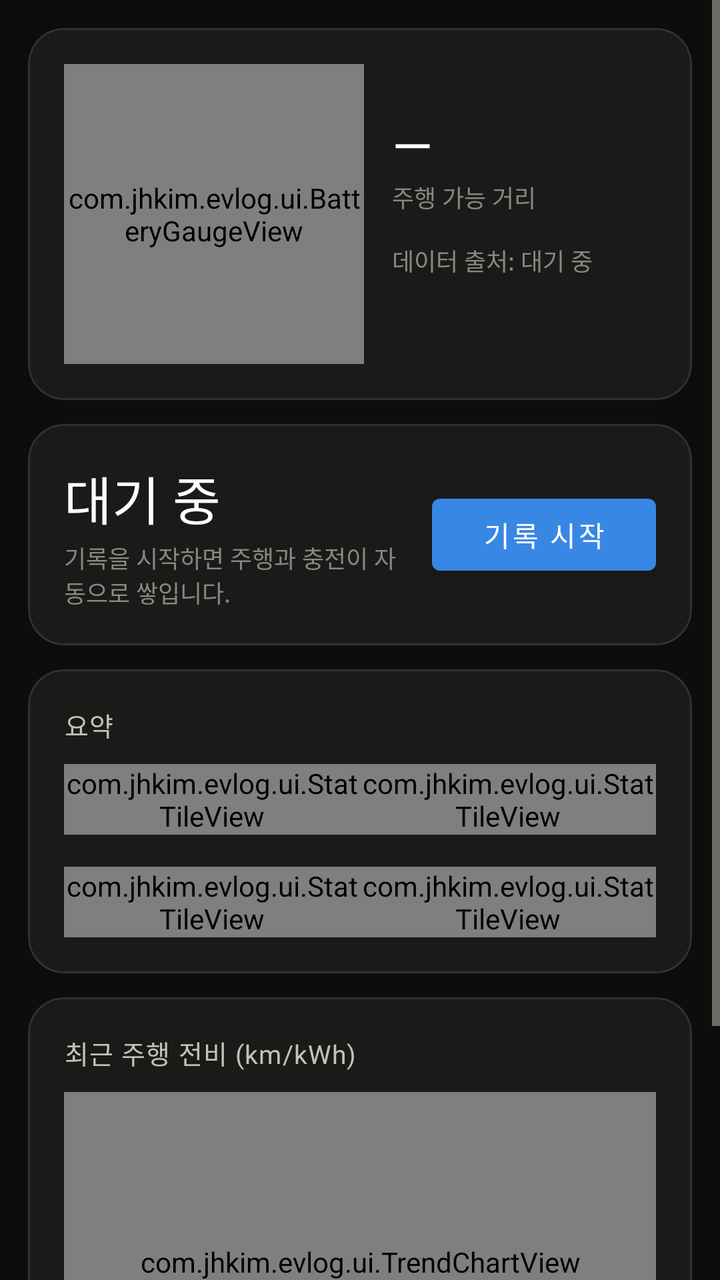
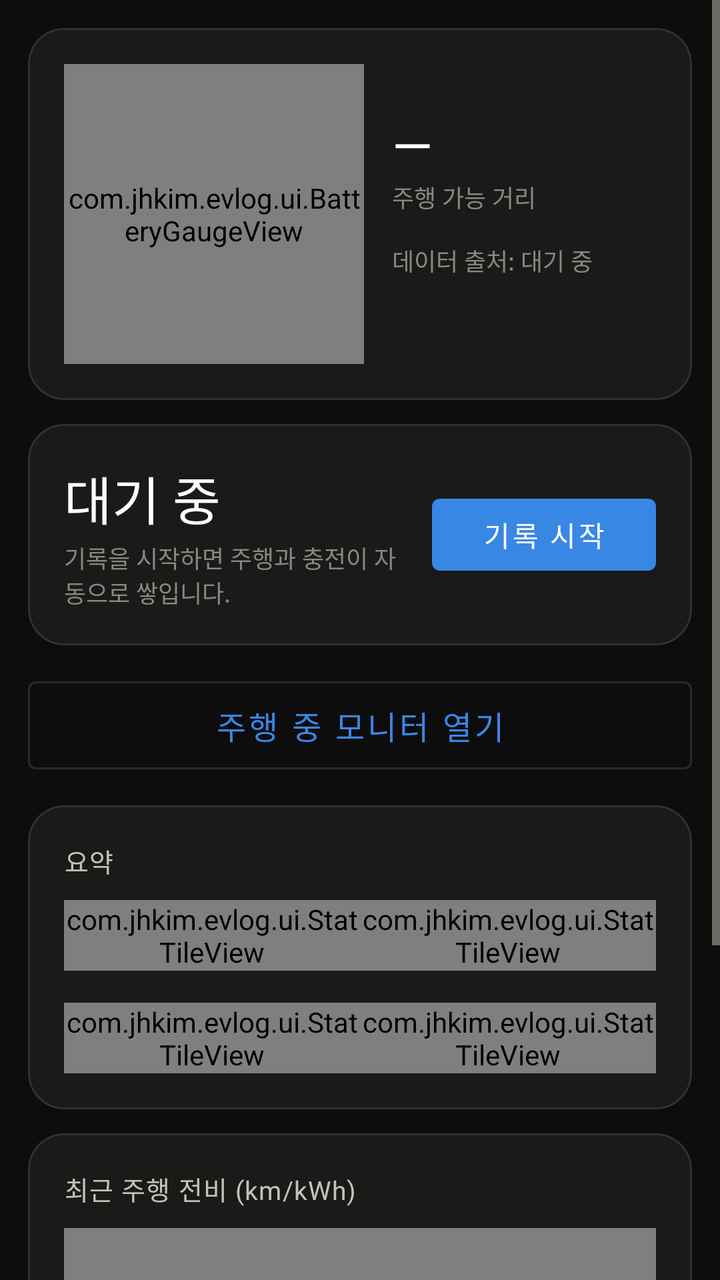

Screens rendered from an Android XML layout before and after an edit, with the pre-edit source and the edit as a unified diff.
<!-- AndroidManifest.xml: application theme Theme.EvLog -->
<!-- res/layout/fragment_dashboard.xml -->
<?xml version="1.0" encoding="utf-8"?>
<ScrollView xmlns:android="http://schemas.android.com/apk/res/android"
    xmlns:app="http://schemas.android.com/apk/res-auto"
    android:layout_width="match_parent"
    android:layout_height="match_parent"
    android:background="@color/plane"
    android:fillViewport="true">

    <LinearLayout
        android:layout_width="match_parent"
        android:layout_height="wrap_content"
        android:orientation="vertical"
        android:padding="14dp">

        
        <com.google.android.material.card.MaterialCardView
            style="@style/EvCard"
            android:layout_width="match_parent"
            android:layout_height="wrap_content">

            <LinearLayout
                android:layout_width="match_parent"
                android:layout_height="wrap_content"
                android:gravity="center_vertical"
                android:orientation="horizontal">

                <com.jhkim.evlog.ui.BatteryGaugeView
                    android:id="@+id/gauge"
                    android:layout_width="150dp"
                    android:layout_height="150dp" />

                <LinearLayout
                    android:layout_width="0dp"
                    android:layout_height="wrap_content"
                    android:layout_marginStart="14dp"
                    android:layout_weight="1"
                    android:orientation="vertical">

                    <TextView
                        android:id="@+id/txt_range"
                        style="@style/ValueBig"
                        android:layout_width="wrap_content"
                        android:layout_height="wrap_content"
                        android:text="—" />

                    <TextView
                        style="@style/LabelMuted"
                        android:layout_width="wrap_content"
                        android:layout_height="wrap_content"
                        android:text="주행 가능 거리" />

                    <TextView
                        android:id="@+id/txt_source"
                        style="@style/LabelMuted"
                        android:layout_width="wrap_content"
                        android:layout_height="wrap_content"
                        android:layout_marginTop="14dp"
                        android:text="데이터 출처: 대기 중" />

                    <TextView
                        android:id="@+id/txt_temp"
                        style="@style/LabelMuted"
                        android:layout_width="wrap_content"
                        android:layout_height="wrap_content"
                        android:layout_marginTop="4dp"
                        android:text="" />
                </LinearLayout>
            </LinearLayout>
        </com.google.android.material.card.MaterialCardView>

        
        <com.google.android.material.card.MaterialCardView
            style="@style/EvCard"
            android:layout_width="match_parent"
            android:layout_height="wrap_content">

            <LinearLayout
                android:layout_width="match_parent"
                android:layout_height="wrap_content"
                android:gravity="center_vertical"
                android:orientation="horizontal">

                <LinearLayout
                    android:layout_width="0dp"
                    android:layout_height="wrap_content"
                    android:layout_weight="1"
                    android:orientation="vertical">

                    <TextView
                        android:id="@+id/txt_status"
                        style="@style/ValueBig"
                        android:layout_width="wrap_content"
                        android:layout_height="wrap_content"
                        android:text="대기 중" />

                    <TextView
                        android:id="@+id/txt_status_sub"
                        style="@style/LabelMuted"
                        android:layout_width="wrap_content"
                        android:layout_height="wrap_content"
                        android:layout_marginTop="2dp"
                        android:text="기록을 시작하면 주행과 충전이 자동으로 쌓입니다." />
                </LinearLayout>

                <com.google.android.material.button.MaterialButton
                    android:id="@+id/btn_toggle"
                    android:layout_width="wrap_content"
                    android:layout_height="wrap_content"
                    android:layout_marginStart="10dp"
                    android:minWidth="112dp"
                    android:text="@string/start_logging" />
            </LinearLayout>
        </com.google.android.material.card.MaterialCardView>

        
        <com.google.android.material.card.MaterialCardView
            style="@style/EvCard"
            android:layout_width="match_parent"
            android:layout_height="wrap_content">

            <LinearLayout
                android:layout_width="match_parent"
                android:layout_height="wrap_content"
                android:orientation="vertical">

                <TextView
                    style="@style/CardTitle"
                    android:layout_width="wrap_content"
                    android:layout_height="wrap_content"
                    android:text="요약" />

                <LinearLayout
                    android:layout_width="match_parent"
                    android:layout_height="wrap_content"
                    android:orientation="horizontal">

                    <com.jhkim.evlog.ui.StatTileView
                        android:id="@+id/stat_month_km"
                        android:layout_width="0dp"
                        android:layout_height="wrap_content"
                        android:layout_weight="1" />

                    <com.jhkim.evlog.ui.StatTileView
                        android:id="@+id/stat_month_cost"
                        android:layout_width="0dp"
                        android:layout_height="wrap_content"
                        android:layout_weight="1" />
                </LinearLayout>

                <LinearLayout
                    android:layout_width="match_parent"
                    android:layout_height="wrap_content"
                    android:layout_marginTop="16dp"
                    android:orientation="horizontal">

                    <com.jhkim.evlog.ui.StatTileView
                        android:id="@+id/stat_avg_eff"
                        android:layout_width="0dp"
                        android:layout_height="wrap_content"
                        android:layout_weight="1" />

                    <com.jhkim.evlog.ui.StatTileView
                        android:id="@+id/stat_total_km"
                        android:layout_width="0dp"
                        android:layout_height="wrap_content"
                        android:layout_weight="1" />
                </LinearLayout>
            </LinearLayout>
        </com.google.android.material.card.MaterialCardView>

        
        <com.google.android.material.card.MaterialCardView
            style="@style/EvCard"
            android:layout_width="match_parent"
            android:layout_height="wrap_content">

            <LinearLayout
                android:layout_width="match_parent"
                android:layout_height="wrap_content"
                android:orientation="vertical">

                <TextView
                    style="@style/CardTitle"
                    android:layout_width="wrap_content"
                    android:layout_height="wrap_content"
                    android:text="최근 주행 전비 (km/kWh)" />

                <com.jhkim.evlog.ui.TrendChartView
                    android:id="@+id/chart"
                    android:layout_width="match_parent"
                    android:layout_height="170dp" />
            </LinearLayout>
        </com.google.android.material.card.MaterialCardView>

        <TextView
            android:id="@+id/txt_hint"
            style="@style/LabelMuted"
            android:layout_width="match_parent"
            android:layout_height="wrap_content"
            android:layout_marginTop="4dp"
            android:layout_marginBottom="18dp"
            android:lineSpacingExtra="3dp"
            android:text="" />
    </LinearLayout>
</ScrollView>
<!-- resources referenced by this layout -->
<resources>
  <color name="plane">#0D0D0D</color>
  <string name="start_logging">기록 시작</string>
  <style name="CardTitle">
          <item name="android:textColor">@color/ink_secondary</item>
          <item name="android:textSize">13sp</item>
          <item name="android:letterSpacing">0.03</item>
          <item name="android:layout_marginBottom">10dp</item>
      </style>
  <style name="EvCard" parent="Widget.MaterialComponents.CardView">
          <item name="cardBackgroundColor">@color/surface</item>
          <item name="cardCornerRadius">18dp</item>
          <item name="cardElevation">0dp</item>
          <item name="strokeColor">@color/hairline</item>
          <item name="strokeWidth">1dp</item>
          <item name="contentPadding">18dp</item>
          <item name="android:layout_marginBottom">12dp</item>
      </style>
  <style name="LabelMuted">
          <item name="android:textColor">@color/ink_muted</item>
          <item name="android:textSize">12sp</item>
      </style>
  <style name="ValueBig">
          <item name="android:textColor">@color/ink_primary</item>
          <item name="android:textSize">26sp</item>
      </style>
  <style name="Theme.EvLog" parent="Theme.MaterialComponents.NoActionBar">
          <item name="colorPrimary">@color/series1</item>
          <item name="colorPrimaryDark">@color/plane</item>
          <item name="colorSecondary">@color/series1</item>
          <item name="colorAccent">@color/series1</item>
          <item name="colorOnPrimary">#FFFFFF</item>
          <item name="colorSurface">@color/surface</item>
          <item name="colorOnSurface">@color/ink_primary</item>
          <item name="android:colorBackground">@color/plane</item>
          <item name="android:windowBackground">@color/plane</item>
          <item name="android:textColorPrimary">@color/ink_primary</item>
          <item name="android:textColorSecondary">@color/ink_secondary</item>
          <item name="android:statusBarColor" tools:targetApi="21">@color/plane</item>
          <item name="android:navigationBarColor" tools:targetApi="21">@color/plane</item>
      </style>
  <color name="ink_secondary">#C3C2B7</color>
  <color name="surface">#1A1A19</color>
  <color name="hairline">#1AFFFFFF</color>
  <color name="ink_muted">#898781</color>
  <color name="ink_primary">#FFFFFF</color>
  <color name="series1">#3987E5</color>
</resources>

<!-- the commit's change to res/layout/fragment_dashboard.xml (unified diff, before → after) -->
@@ -112,6 +112,16 @@
             </LinearLayout>
         </com.google.android.material.card.MaterialCardView>
 
+        <com.google.android.material.button.MaterialButton
+            android:id="@+id/btn_drive"
+            style="@style/Widget.MaterialComponents.Button.OutlinedButton"
+            android:layout_width="match_parent"
+            android:layout_height="wrap_content"
+            android:layout_marginBottom="12dp"
+            android:minHeight="56dp"
+            android:text="주행 중 모니터 열기"
+            android:textSize="16sp" />
+
         
         <com.google.android.material.card.MaterialCardView
             style="@style/EvCard"
